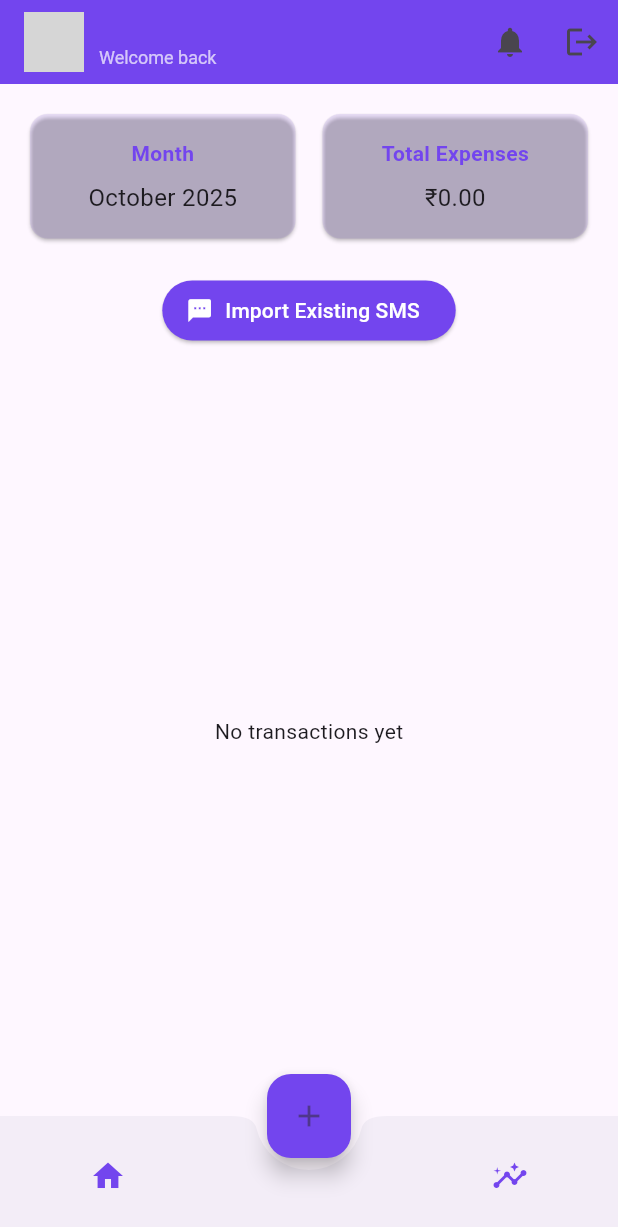
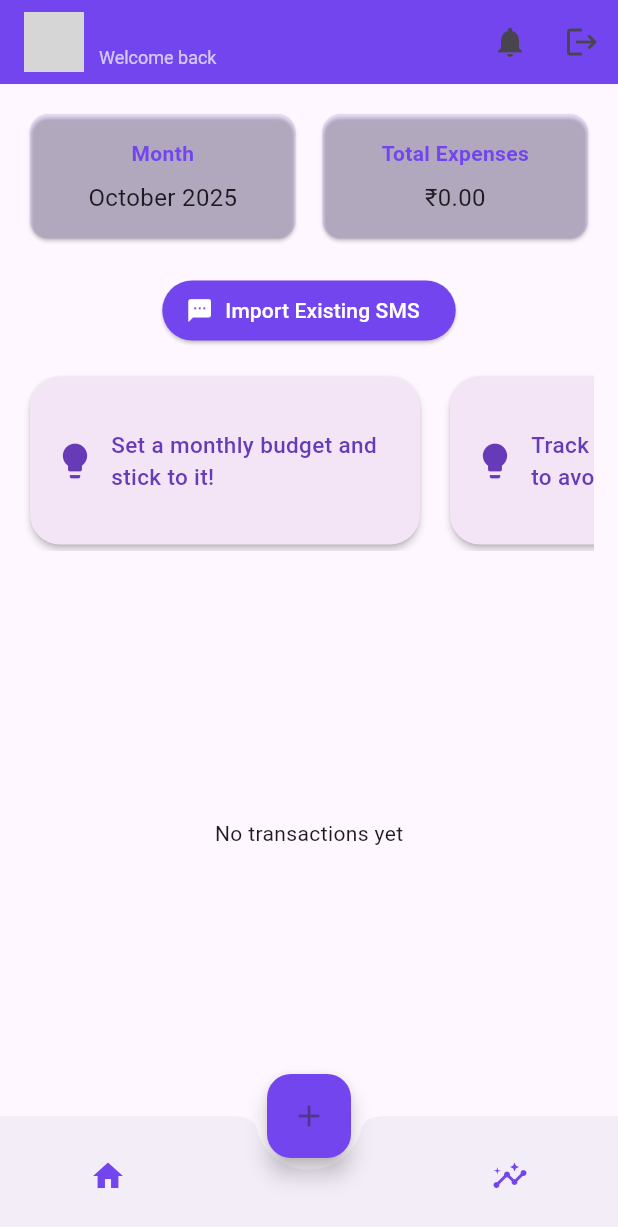
Before and after one commit to nekorei05/spendo, a Flutter app: the screen it shows once a user with an empty profile is signed in, on a phone screen of 412 x 824 dp. Shown: the top 1227 px of the screen. Run offline on Flutter 3.47's test engine with Material 3 defaults, Android fonts, the phone set to English and light mode, and no system bars; our stand-ins replace csv, firebase_auth, firebase_core, fl_chart, flutter_local_notifications, pdf and 3 more; missing offline and left inert: telephony; accounts and stored records are empty; network calls fail; grey boxes are pictures that could not be loaded.

Commit message:
💡 Added cards for savings tips - added functionality to notifications

```diff
--- a/lib/main.dart
+++ b/lib/main.dart
@@ -7,10 +7,14 @@ import 'screens/onboarding_screen.dart';
 import 'screens/login_screen.dart';
 import 'screens/home_screen.dart';
 import 'services/theme_provider.dart';
+import 'services/notification_service.dart'; // 👈 Import this
 
 void main() async {
   WidgetsFlutterBinding.ensureInitialized();
   await Firebase.initializeApp();
+
+  await NotificationService.init(); // 👈 Initialize notifications
+
   runApp(
     ChangeNotifierProvider(create: (_) => ThemeProvider(), child: MyApp()),
   );
@@ -36,7 +40,7 @@ class MyApp extends StatelessWidget {
         ),
       ),
       themeMode: themeProvider.mode,
-      home: AuthGate(), // 👈 This decides which screen to show
+      home: AuthGate(),
     );
   }
 }
@@ -48,18 +52,15 @@ class AuthGate extends StatelessWidget {
     return StreamBuilder<User?>(
       stream: FirebaseAuth.instance.authStateChanges(),
       builder: (context, snapshot) {
-        // While checking the auth state
         if (snapshot.connectionState == ConnectionState.waiting) {
           return Scaffold(body: Center(child: CircularProgressIndicator()));
         }
 
-        // If user is logged in
         if (snapshot.hasData) {
           return HomeScreen();
         }
 
-        // If user is NOT logged in
-        return OnboardingScreen(); // or LoginScreen if you prefer
+        return OnboardingScreen(); // Or LoginScreen
       },
     );
   }
--- a/lib/screens/home_screen.dart
+++ b/lib/screens/home_screen.dart
@@ -3,10 +3,12 @@ import '../services/auth_service.dart';
 import 'login_screen.dart';
 import 'add_transaction.dart';
 import 'db_helper.dart';
-import 'insights_screen.dart'; // Import the insights screen
+import 'insights_screen.dart';
 import 'package:intl/intl.dart';
 import '../services/sms_service.dart';
 import 'profile_screen.dart';
+import '../services/notification_service.dart';
+import 'notifications_screen.dart';
 
 class HomeScreen extends StatefulWidget {
   @override
@@ -17,6 +19,14 @@ class _HomeScreenState extends State<HomeScreen> {
   final Color primaryColor = Color(0xFF7345EE);
   double _totalExpenses = 0.0;
   List<Map<String, dynamic>> _recentExpenses = [];
+
+  final List<String> financeTips = [
+    "Set a monthly budget and stick to it!",
+    "Track your daily expenses to avoid overspending.",
+    "Avoid impulse buys — wait 24 hours before spending on non-essentials.",
+    "Review your transactions weekly.",
+    "Set saving goals and automate your savings.",
+  ];
 
   @override
   void initState() {
@@ -31,7 +41,7 @@ class _HomeScreenState extends State<HomeScreen> {
   }
 
   Future<void> _loadDashboardData() async {
-    final total = await DBHelper.getMonthlyTotalExpenses(); // only this month
+    final total = await DBHelper.getMonthlyTotalExpenses();
     final recent = await DBHelper.getRecentExpenses();
     setState(() {
       _totalExpenses = total;
@@ -46,6 +56,46 @@ class _HomeScreenState extends State<HomeScreen> {
 
   String getCurrentMonthYear() {
     return DateFormat('MMMM yyyy').format(DateTime.now());
+  }
+
+  Widget buildFinanceTipCards() {
+    return SizedBox(
+      height: 120,
+      child: ListView.separated(
+        scrollDirection: Axis.horizontal,
+        itemCount: financeTips.length,
+        separatorBuilder: (_, __) => SizedBox(width: 12),
+        itemBuilder: (_, index) {
+          return Card(
+            color: Colors.purple.shade50,
+            shape: RoundedRectangleBorder(
+              borderRadius: BorderRadius.circular(20),
+            ),
+            elevation: 2,
+            child: Container(
+              width: 260,
+              padding: EdgeInsets.all(16),
+              child: Row(
+                children: [
+                  Icon(Icons.lightbulb, color: Colors.deepPurple, size: 28),
+                  SizedBox(width: 10),
+                  Expanded(
+                    child: Text(
+                      financeTips[index],
+                      style: TextStyle(
+                        fontWeight: FontWeight.w500,
+                        fontSize: 15,
+                        color: Colors.deepPurple,
+                      ),
+                    ),
+                  ),
+                ],
+              ),
+            ),
+          );
+        },
+      ),
+    );
   }
 
   @override
@@ -92,7 +142,15 @@ class _HomeScreenState extends State<HomeScreen> {
           ],
         ),
         actions: [
-          IconButton(icon: Icon(Icons.notifications), onPressed: () {}),
+          IconButton(
+            icon: Icon(Icons.notifications),
+            onPressed: () {
+              Navigator.push(
+                context,
+                MaterialPageRoute(builder: (_) => NotificationsScreen()),
+              );
+            },
+          ),
           IconButton(
             icon: Icon(Icons.logout),
             onPressed: () async {
@@ -110,7 +168,7 @@ class _HomeScreenState extends State<HomeScreen> {
         padding: const EdgeInsets.all(16.0),
         child: Column(
           children: [
-            // Summary Cards
+            // Monthly + Total Expense Cards
             Row(
               children: [
                 Expanded(
@@ -164,7 +222,10 @@ class _HomeScreenState extends State<HomeScreen> {
                 ),
               ],
             ),
+
             SizedBox(height: 20),
+
+            // Import SMS Button
             ElevatedButton.icon(
               onPressed: () async {
                 final smsService = SmsService();
@@ -182,7 +243,15 @@ class _HomeScreenState extends State<HomeScreen> {
                 foregroundColor: Colors.white,
               ),
             ),
+
             SizedBox(height: 16),
+
+            // Finance Tip Cards (NEW!)
+            buildFinanceTipCards(),
+
+            SizedBox(height: 16),
+
+            // Recent Expenses List
             Expanded(
               child: _recentExpenses.isEmpty
                   ? Center(child: Text('No transactions yet'))
@@ -237,7 +306,7 @@ class _HomeScreenState extends State<HomeScreen> {
             context,
             MaterialPageRoute(builder: (_) => AddTransactionScreen()),
           );
-          _loadDashboardData(); // Refresh after adding
+          _loadDashboardData();
         },
       ),
       floatingActionButtonLocation: FloatingActionButtonLocation.centerDocked,
--- /dev/null
+++ b/lib/services/notification_service.dart
@@ -0,0 +1,33 @@
+import 'package:flutter_local_notifications/flutter_local_notifications.dart';
+
+class NotificationService {
+  static final FlutterLocalNotificationsPlugin _notificationsPlugin =
+      FlutterLocalNotificationsPlugin();
+
+  static Future<void> init() async {
+    const androidSettings = AndroidInitializationSettings(
+      '@mipmap/ic_launcher',
+    );
+
+    final initSettings = InitializationSettings(
+      android: androidSettings,
+      // Add iOS settings if you want
+    );
+
+    await _notificationsPlugin.initialize(initSettings);
+  }
+
+  static Future<void> showNotification(String title, String body) async {
+    const androidDetails = AndroidNotificationDetails(
+      'transaction_channel',
+      'Transactions',
+      channelDescription: 'Notification channel for transactions',
+      importance: Importance.max,
+      priority: Priority.high,
+    );
+
+    const details = NotificationDetails(android: androidDetails);
+
+    await _notificationsPlugin.show(0, title, body, details);
+  }
+}
```
Also changed, not shown: lib/screens/notifications_screen.dart (added, +30 -0 lines), lib/services/sms_service.dart (+12 -2 lines), 1 other file.
